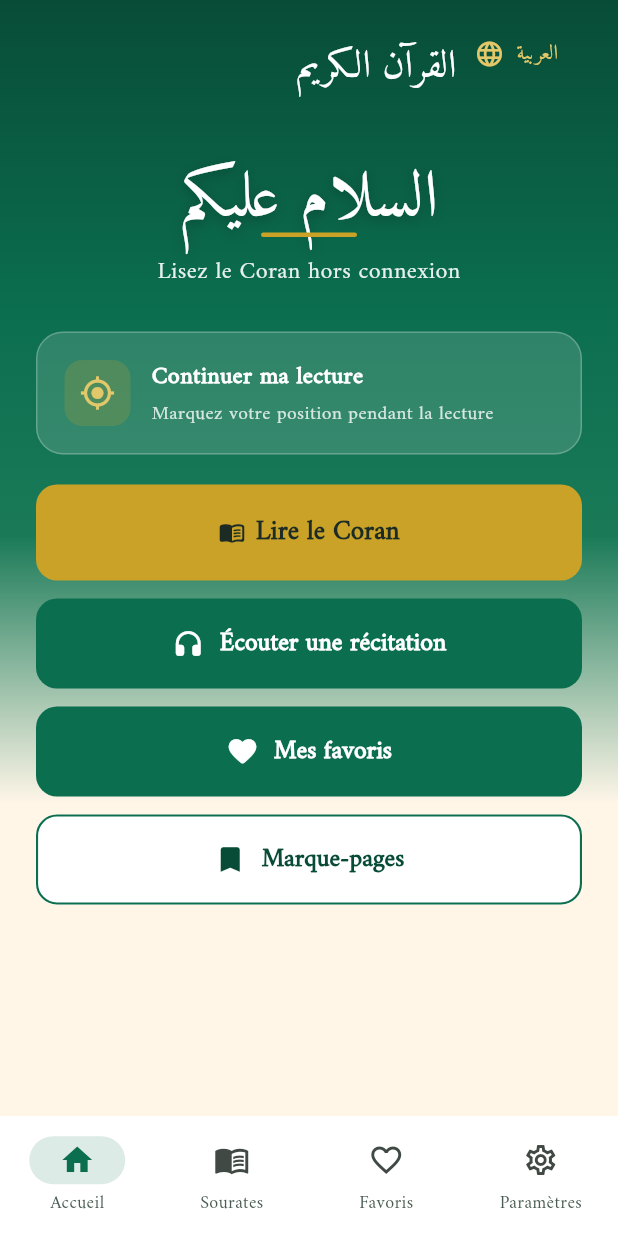
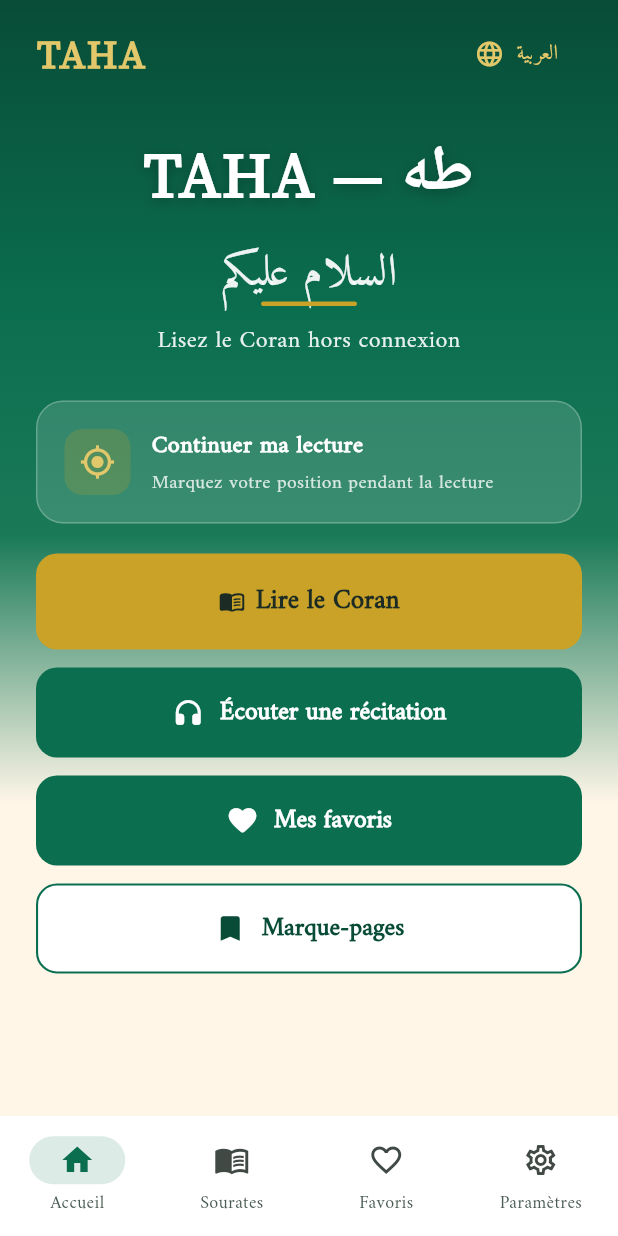
Before and after one commit to HNKTECHNOLOGIES/taha-quran_mobile, a Flutter app: the screen it shows after launch, on a phone screen of 412 x 824 dp. Run offline on Flutter 3.47's test engine with Material 3 defaults, Android fonts, the phone set to English and light mode, and no system bars; our stand-ins replace flutter_riverpod, go_router, just_audio, shared_preferences, sqflite, sqflite_common_ffi; missing offline and left inert: audio_session; accounts and stored records are empty.

Commit message:
feat(brand): renommer l’affichage de l’app en TAHA — طه
Met à jour le label Android/iOS et l’UI d’accueil sans changer
quran_mobile ni les identifiants de package.

Co-authored-by: hnktechnologies.fr <hnktechnologies.fr@gmail.com>

```diff
--- a/lib/app/l10n/app_strings.dart
+++ b/lib/app/l10n/app_strings.dart
@@ -14,8 +14,12 @@ class AppStrings {
   Locale get locale =>
       language == AppLanguage.arabic ? const Locale('ar') : const Locale('fr');
 
+  /// Nom affiché (MaterialApp, titres).
   String get appName =>
-      language == AppLanguage.arabic ? 'القرآن الكريم' : 'Le Saint Coran';
+      language == AppLanguage.arabic ? 'طه' : 'TAHA';
+
+  /// Marque bilingue pour l’accueil (ne remplace pas le texte coranique).
+  String get appBrand => 'TAHA — طه';
 
   String get home => language == AppLanguage.arabic ? 'الرئيسية' : 'Accueil';
   String get surahs =>
@@ -28,8 +32,7 @@ class AppStrings {
   String get settings =>
       language == AppLanguage.arabic ? 'الإعدادات' : 'Paramètres';
 
-  String get welcomeTitle =>
-      language == AppLanguage.arabic ? 'القرآن الكريم' : 'Le Saint Coran';
+  String get welcomeTitle => appBrand;
 
   String get welcomeSubtitle => language == AppLanguage.arabic
       ? 'اقرأ القرآن دون اتصال'
--- a/lib/features/home/presentation/home_screen.dart
+++ b/lib/features/home/presentation/home_screen.dart
@@ -56,12 +56,16 @@ class HomeScreen extends ConsumerWidget {
                     children: [
                       Expanded(
                         child: Text(
-                          'القرآن الكريم',
-                          textDirection: TextDirection.rtl,
+                          s.appName,
+                          textDirection: s.isRtl
+                              ? TextDirection.rtl
+                              : TextDirection.ltr,
                           style: TextStyle(
-                            fontFamily: 'AmiriQuran',
+                            fontFamily: s.isRtl ? 'AmiriQuran' : 'SourceSerif4',
                             fontSize: width < 360 ? 22 : 26,
-                            color: Colors.white,
+                            fontWeight: FontWeight.w700,
+                            color: AppColors.goldSoft,
+                            letterSpacing: s.isRtl ? 0 : 1.2,
                           ),
                         ),
                       ),
@@ -82,14 +86,15 @@ class HomeScreen extends ConsumerWidget {
                   ),
                   const SizedBox(height: 28),
                   Text(
-                    'السلام عليكم',
+                    s.appBrand,
                     textAlign: TextAlign.center,
-                    textDirection: TextDirection.rtl,
                     style: TextStyle(
-                      fontFamily: 'AmiriQuran',
-                      fontSize: width < 360 ? 36 : 44,
-                      height: 1.35,
+                      fontFamily: 'SourceSerif4',
+                      fontSize: width < 360 ? 34 : 42,
+                      fontWeight: FontWeight.w700,
+                      height: 1.25,
                       color: Colors.white,
+                      letterSpacing: 1.0,
                       shadows: const [
                         Shadow(
                           color: Colors.black26,
@@ -97,6 +102,18 @@ class HomeScreen extends ConsumerWidget {
                           offset: Offset(0, 2),
                         ),
                       ],
+                    ),
+                  ),
+                  const SizedBox(height: 10),
+                  Text(
+                    'السلام عليكم',
+                    textAlign: TextAlign.center,
+                    textDirection: TextDirection.rtl,
+                    style: TextStyle(
+                      fontFamily: 'AmiriQuran',
+                      fontSize: width < 360 ? 26 : 30,
+                      height: 1.35,
+                      color: Colors.white.withValues(alpha: 0.92),
                     ),
                   ),
                   const SizedBox(height: 8),
--- a/pubspec.yaml
+++ b/pubspec.yaml
@@ -1,5 +1,5 @@
 name: quran_mobile
-description: "Application mobile pour lire le Saint Coran hors connexion"
+description: "TAHA — طه : application mobile pour lire le Saint Coran hors connexion"
 publish_to: 'none'
 version: 1.0.0+1
 
```
Also changed, not shown: 5 other files.
